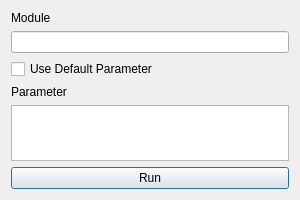
Above: Azenqos/module_dialog.ui from meritechsolutions/azenqos_qgis_plugin before the change. Below: the same form after it.
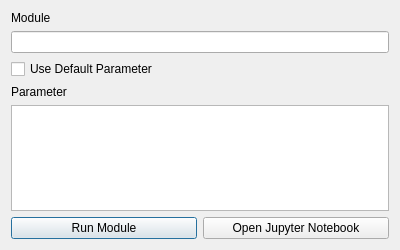
That is the form after the change.

Commit message: fix server module

Patch:
```diff
--- a/Azenqos/module_dialog.ui
+++ b/Azenqos/module_dialog.ui
@@ -6,20 +6,20 @@
    <rect>
     <x>0</x>
     <y>0</y>
-    <width>300</width>
-    <height>200</height>
+    <width>400</width>
+    <height>250</height>
    </rect>
   </property>
   <property name="minimumSize">
    <size>
-    <width>300</width>
-    <height>200</height>
+    <width>400</width>
+    <height>250</height>
    </size>
   </property>
   <property name="maximumSize">
    <size>
     <width>16777215</width>
-    <height>16777215</height>
+    <height>482</height>
    </size>
   </property>
   <property name="windowTitle">
@@ -54,11 +54,22 @@
     <widget class="QPlainTextEdit" name="param_te"/>
    </item>
    <item>
+    <layout class="QHBoxLayout" name="horizontalLayout">
+     <item>
     <widget class="QPushButton" name="pushButton">
      <property name="text">
-      <string>Run</string>
-     </property>
-    </widget>
+        <string>Run Module</string>
+       </property>
+      </widget>
+     </item>
+     <item>
+      <widget class="QPushButton" name="openJupyterButton">
+       <property name="text">
+        <string>Open Jupyter Notebook</string>
+       </property>
+      </widget>
+     </item>
+    </layout>
    </item>
   </layout>
  </widget>
```
Lines whose indentation alone changed are shown as unchanged. The commit also changes 2 other files.
